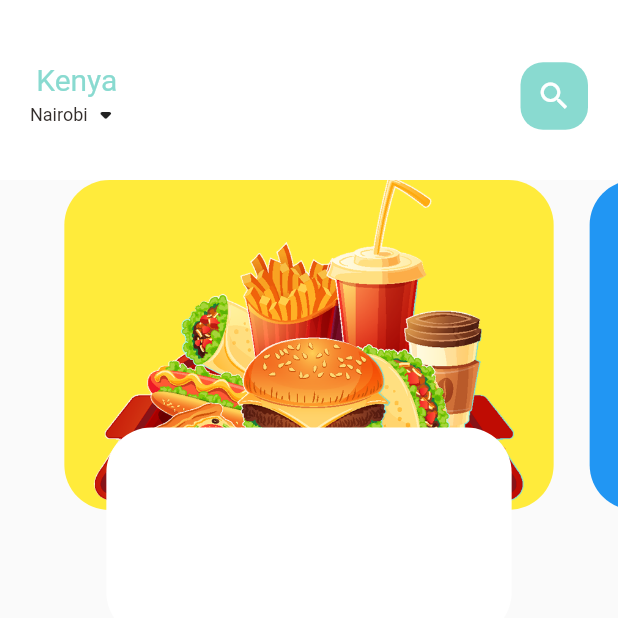
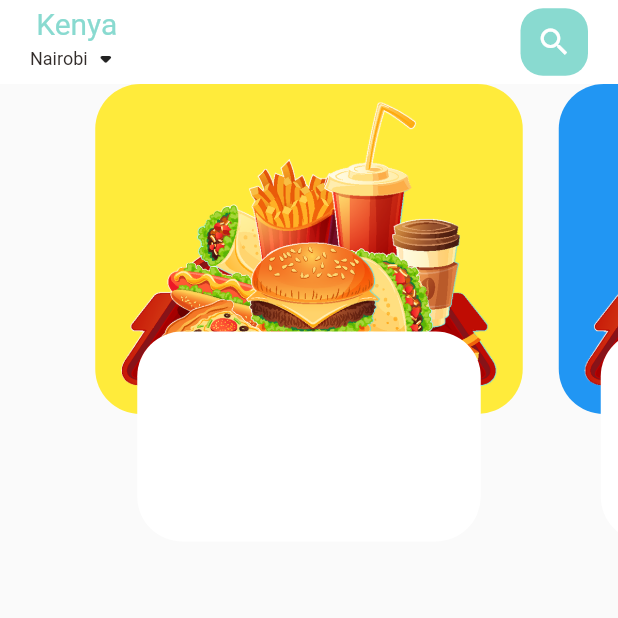
Before and after one commit to Crucialjun/fooddelivery, a Flutter app: the screen it shows after launch, on a phone screen of 412 x 824 dp, the top half of it. Run offline on Flutter 3.47's test engine with Material 2 defaults, Android fonts, the phone set to English and light mode, and no system bars; our stand-ins replace google_fonts.

```diff
--- a/lib/screens/main_dashboard.dart
+++ b/lib/screens/main_dashboard.dart
@@ -13,7 +13,7 @@ class MainDashboard extends StatefulWidget {
 }
 
 class _MainDashboardState extends State<MainDashboard> {
-  final PageController _pageController = PageController(viewportFraction: 0.85);
+  final PageController _pageController = PageController(viewportFraction: 0.75);
 
   @override
   void dispose() {
@@ -26,20 +26,19 @@ class _MainDashboardState extends State<MainDashboard> {
     return Scaffold(
       appBar: AppBar(
         elevation: 0.0,
-        toolbarHeight: 120,
         backgroundColor: Colors.white,
         systemOverlayStyle: const SystemUiOverlayStyle(
             statusBarColor: Colors.white,
             statusBarBrightness: Brightness.light,
             statusBarIconBrightness: Brightness.dark),
         flexibleSpace: Container(
-          padding: const EdgeInsets.only(left: 20, right: 20, top: 8),
+          padding: const EdgeInsets.only(left: 20, right: 20, top: 0),
           child: Row(
               crossAxisAlignment: CrossAxisAlignment.center,
               mainAxisAlignment: MainAxisAlignment.spaceBetween,
               children: [
                 SizedBox(
-                  height: 45,
+                  height: 50,
                   child: Column(
                     mainAxisAlignment: MainAxisAlignment.center,
                     crossAxisAlignment: CrossAxisAlignment.center,
```
